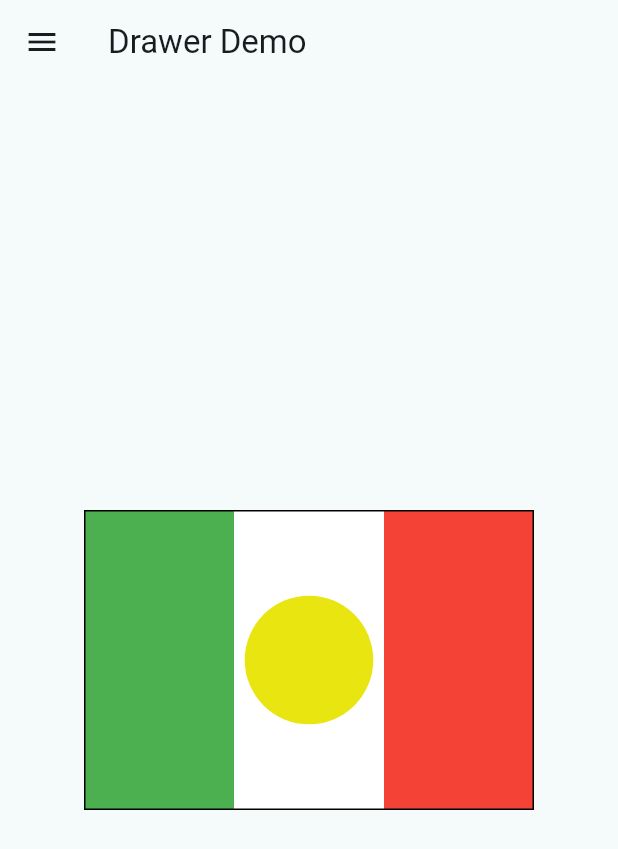
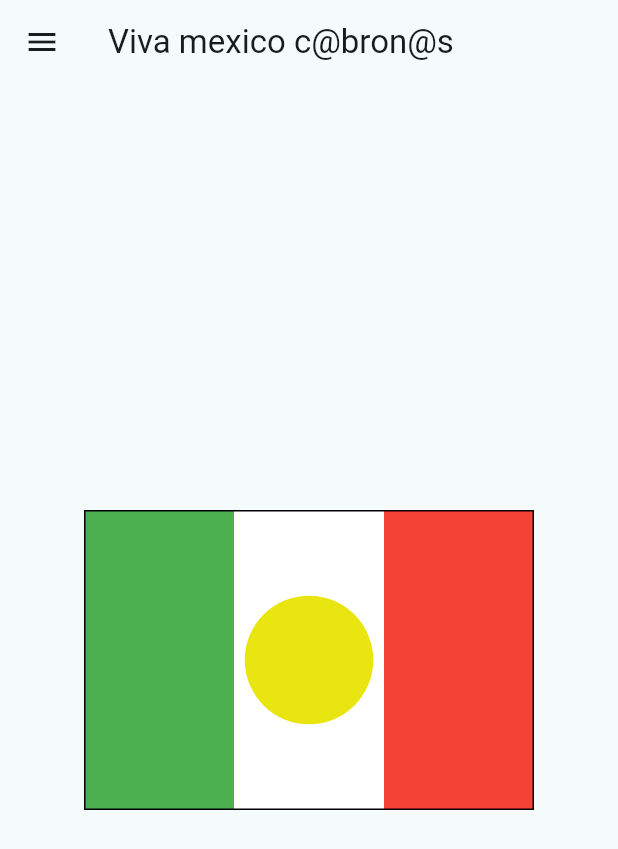
Before and after one commit to Shuy935/mi_app_rara, a Flutter app: the DrawerM screen opened directly, on a phone screen of 412 x 824 dp. Shown: the top 849 px of the screen. Run offline on Flutter 3.47's test engine with Material 2 defaults, Android fonts, the phone set to English and light mode, and no system bars.

Commit message:
Ultima corrección

```diff
--- a/lib/pages/cosas.dart
+++ b/lib/pages/cosas.dart
@@ -627,7 +627,7 @@ class DrawerM extends StatelessWidget {
   Widget build(BuildContext context) {
     return Scaffold(
   appBar: AppBar(
-    title: const Text('Drawer Demo'),
+    title: const Text('Viva mexico c@bron@s'),
   ),
   drawer: Drawer(
     child: ListView(
```
